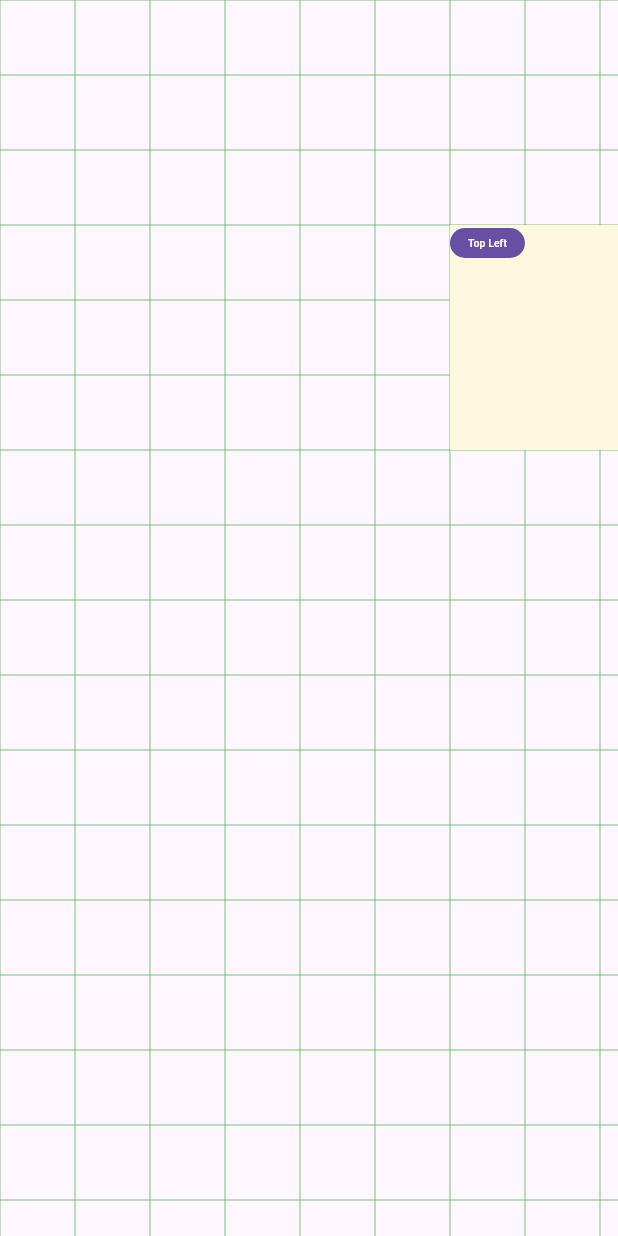
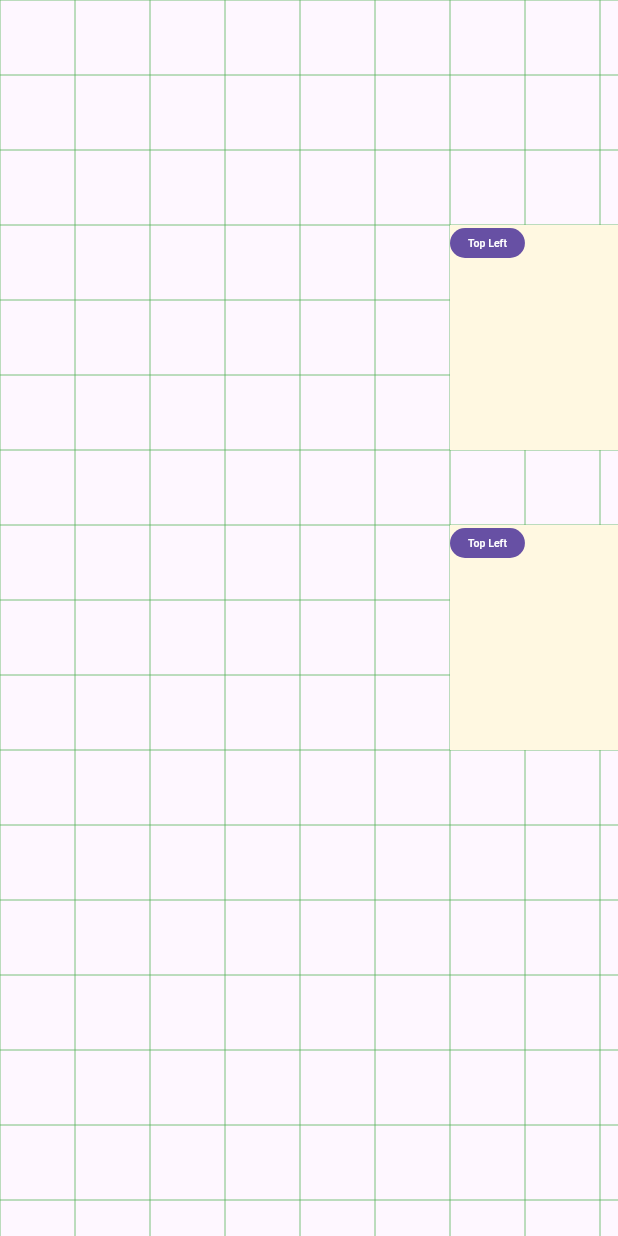
Before and after one commit to definev/boundless_stack, a Flutter app: the screen it shows after launch, on a phone screen of 412 x 824 dp. Run offline on Flutter 3.47's test engine with Material 3 defaults, Android fonts, the phone set to English and light mode, and no system bars; our stand-ins replace equatable.

Commit message:
update not auto dispose when dispose BoundlessStack

```diff
--- a/example/lib/main.dart
+++ b/example/lib/main.dart
@@ -26,7 +26,8 @@ class HomeView extends StatefulWidget {
 }
 
 class _HomeViewState extends State<HomeView> {
-  final GlobalKey _stackPositionKey = GlobalKey();
+  final GlobalKey _stack0PositionKey = GlobalKey();
+  final GlobalKey _stack1PositionKey = GlobalKey();
 
   Offset referencefocalOriginal = Offset.zero;
 
@@ -45,8 +46,7 @@ class _HomeViewState extends State<HomeView> {
   Widget build(BuildContext context) {
     return Scaffold(
       body: ZoomStackGestureDetector(
-        stack: (scaleFactor) {
-          return BoundlessStack(
+        stack: (scaleFactor) => BoundlessStack(
           clipBehavior: Clip.none,
           cacheExtent: 0,
           backgroundBuilder: gridBackgroundBuilder(
@@ -61,7 +61,7 @@ class _HomeViewState extends State<HomeView> {
           delegate: BoundlessStackListDelegate(
             children: [
               StackPosition(
-                  key: _stackPositionKey,
+                key: _stack0PositionKey,
                 scaleFactor: scaleFactor,
                 data: const StackPositionData(
                   layer: 0,
@@ -111,11 +111,61 @@ class _HomeViewState extends State<HomeView> {
                   );
                 },
               ),
+              StackPosition(
+                key: _stack1PositionKey,
+                scaleFactor: scaleFactor,
+                data: const StackPositionData(
+                  layer: 0,
+                  offset: Offset(400, 500),
+                  height: 300,
+                  width: 700,
+                ),
+                moveable: const StackMove(
+                  enable: true,
+                  snap: StackSnap(
+                    snap: true,
+                    heightSnap: 50,
+                    widthSnap: 50,
+                  ),
+                ),
+                builder: (context, notifier, child) {
+                  return ColoredBox(
+                    color: Colors.amber.shade50,
+                    child: Stack(
+                      children: [
+                        Align(
+                          alignment: Alignment.topLeft,
+                          child: FilledButton(
+                            onPressed: () {
+                              notifier.value = notifier.value.copyWith(
+                                height: notifier.value.height! + 10,
+                                width: notifier.value.width! + 10,
+                              );
+                            },
+                            child: const Text('Top Left'),
+                          ),
+                        ),
+                        Align(
+                          alignment: Alignment.bottomRight,
+                          child: FilledButton(
+                            onPressed: () {
+                              notifier.value = notifier.value.copyWith(
+                                height: notifier.value.height! - 10,
+                                width: notifier.value.width! - 10,
+                              );
+                            },
+                            child: const Text('Bottom Right'),
+                          ),
+                        ),
+                      ],
+                    ),
+                  );
+                },
+              ),
             ],
           ),
           scaleFactor: scaleFactor,
-          );
-        },
+        ),
       ),
     );
   }
--- a/lib/src/boundless_stack.dart
+++ b/lib/src/boundless_stack.dart
@@ -162,13 +162,6 @@ class _BoundlessStackState extends State<BoundlessStack> {
   }
 
   @override
-  void dispose() {
-    super.dispose();
-    _horizontalDetails.controller?.dispose();
-    _verticalDetails.controller?.dispose();
-  }
-
-  @override
   Widget build(BuildContext context) {
     return Stack(
       children: [
```
Lines whose indentation alone changed are shown as unchanged.
